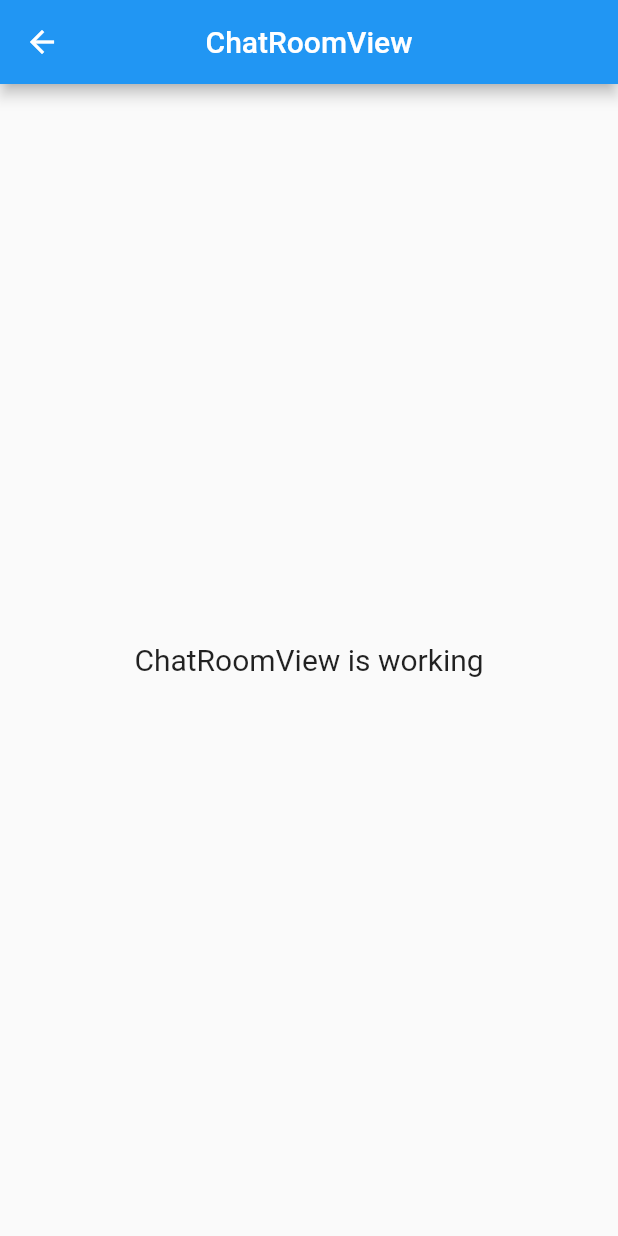
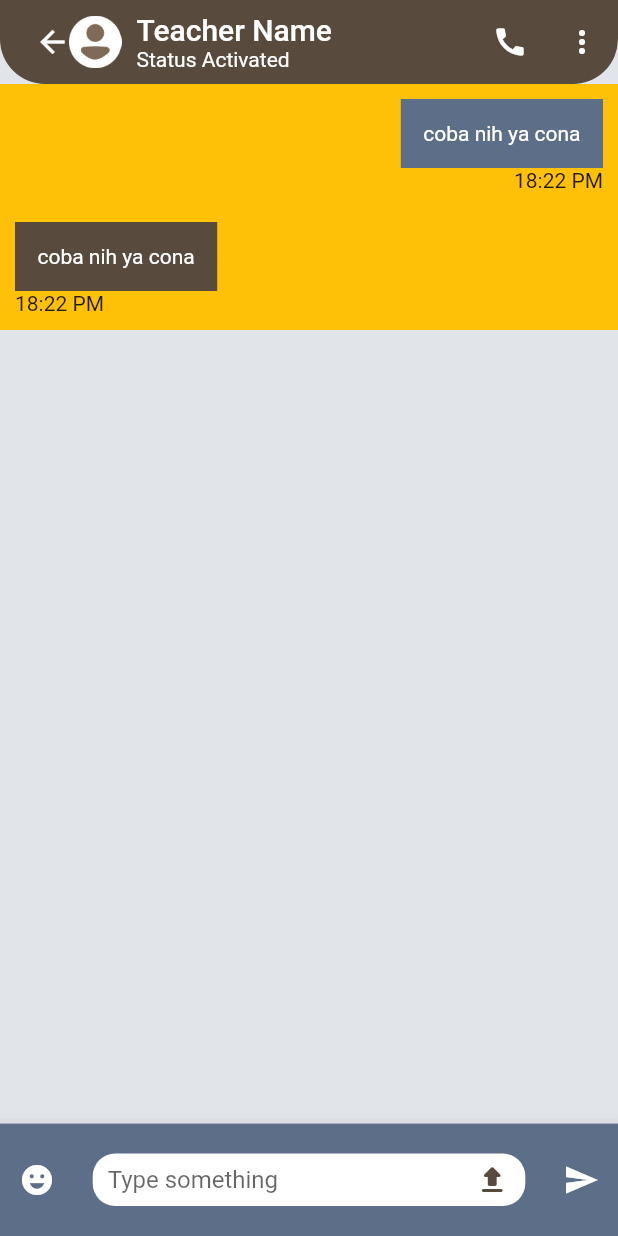
Before and after one commit to fauziahmilda/Aplikasi-GuruPrivate-Online, a Flutter app: the ChatRoomView screen opened by its route, on a phone screen of 412 x 824 dp. Run offline on Flutter 3.47's test engine with Material 2 defaults, Android fonts, the phone set to English and light mode, and no system bars; our stand-ins replace firebase_core, get, image_picker, introduction_screen; accounts and stored records are empty.

Commit message:
chat room page update2

```diff
--- a/lib/app/modules/chat_room/views/chat_room_view.dart
+++ b/lib/app/modules/chat_room/views/chat_room_view.dart
@@ -2,6 +2,7 @@ import 'package:flutter/material.dart';
 
 import 'package:get/get.dart';
 
+import '../../../routes/app_pages.dart';
 import '../controllers/chat_room_controller.dart';
 
 class ChatRoomView extends GetView<ChatRoomController> {
@@ -9,16 +10,177 @@ class ChatRoomView extends GetView<ChatRoomController> {
   @override
   Widget build(BuildContext context) {
     return Scaffold(
-      appBar: AppBar(
-        title: const Text('ChatRoomView'),
-        centerTitle: true,
+        backgroundColor: Color(0xFFE1E5EA),
+        appBar: AppBar(
+          title: Row(
+            mainAxisAlignment: MainAxisAlignment.start,
+            children: [
+              Image.asset(
+                "assets/images/msg-profile.png",
+                width: 35,
+              ),
+              Padding(
+                padding: const EdgeInsets.only(left: 10),
+                child: Column(
+                  crossAxisAlignment: CrossAxisAlignment.start,
+                  children: [
+                    Text('Teacher Name'),
+                    Text(
+                      "Status Activated",
+                      style: TextStyle(
+                          fontWeight: FontWeight.normal, fontSize: 14),
+                    )
+                  ],
+                ),
+              ),
+            ],
+          ),
+          centerTitle: true,
+          elevation: 0,
+          backgroundColor: Color(0xFF584A3C),
+          leadingWidth: 30,
+          leading: Padding(
+            padding: const EdgeInsets.only(left: 15),
+            child: IconButton(
+              onPressed: () => Get.offAllNamed(Routes.MESSAGE),
+              icon: Icon(Icons.arrow_back),
+            ),
+          ),
+          actions: [
+            IconButton(
+              icon: const Icon(Icons.call),
+              onPressed: () {},
+            ),
+            IconButton(
+              icon: const Icon(Icons.more_vert),
+              onPressed: () {},
+            ),
+          ],
+          shape: RoundedRectangleBorder(
+              borderRadius: BorderRadius.vertical(bottom: Radius.circular(30))),
+        ),
+        bottomNavigationBar: Padding(
+          padding: MediaQuery.of(context).viewInsets,
+          child: BottomAppBar(
+            child: Container(
+              height: 75,
+              width: Get.width,
+              color: Color(0xFF5D6E89),
+              child: Row(
+                mainAxisAlignment: MainAxisAlignment.spaceAround,
+                children: [
+                  Icon(
+                    Icons.emoji_emotions,
+                    color: Colors.white,
+                  ),
+                  Container(
+                    alignment: Alignment.centerLeft,
+                    width: Get.width * 0.7,
+                    height: 35,
+                    decoration: ShapeDecoration(
+                      shape: RoundedRectangleBorder(
+                          borderRadius: BorderRadius.circular(15)),
+                      color: Colors.white,
+                    ),
+                    child: Row(
+                      mainAxisAlignment: MainAxisAlignment.end,
+                      children: [
+                        Expanded(
+                          child: Padding(
+                            padding: const EdgeInsets.only(left: 10),
+                            child: TextField(
+                              decoration: InputDecoration.collapsed(
+                                hintText: 'Type something',
+                              ),
+                            ),
+                          ),
+                        ),
+                        Padding(
+                          padding: const EdgeInsets.only(right: 10),
+                          child: Icon(Icons.file_upload_rounded,
+                              color: Color(0xFF584A3C)),
+                        ),
+                      ],
+                    ),
+                  ),
+                  Icon(
+                    Icons.send,
+                    color: Colors.white,
+                  )
+                ],
+              ),
+            ),
+          ),
+        ),
+        body: Container(
+            child: ListView(
+          children: [
+            itemChat(
+              isSender: true,
+            ),
+            itemChat(
+              isSender: false,
+            ),
+          ],
+        )));
+  }
+}
+
+class itemChat extends StatelessWidget {
+  const itemChat({
+    Key? key,
+    required this.isSender,
+  }) : super(key: key);
+
+  final bool isSender;
+
+  @override
+  Widget build(BuildContext context) {
+    return Container(
+      color: Colors.amber,
+      padding: EdgeInsets.all(10),
+      child: Column(
+        crossAxisAlignment:
+            isSender ? CrossAxisAlignment.end : CrossAxisAlignment.start,
+        children: [isSender ? boxChat1() : boxChat2(), Text("18:22 PM")],
       ),
-      body: Center(
-        child: Text(
-          'ChatRoomView is working',
-          style: TextStyle(fontSize: 20),
-        ),
+      alignment: isSender ? Alignment.centerRight : Alignment.centerLeft,
+    );
+  }
+}
+
+class boxChat1 extends StatelessWidget {
+  const boxChat1({
+    Key? key,
+  }) : super(key: key);
+
+  @override
+  Widget build(BuildContext context) {
+    return Container(
+      color: Color(0xFF5D6E89),
+      padding: EdgeInsets.all(15),
+      child: Text(
+        "coba nih ya cona",
+        style: TextStyle(color: Colors.white),
       ),
     );
   }
 }
+
+class boxChat2 extends StatelessWidget {
+  const boxChat2({
+    Key? key,
+  }) : super(key: key);
+
+  @override
+  Widget build(BuildContext context) {
+    return Container(
+      color: Color(0xFF584A3C),
+      padding: EdgeInsets.all(15),
+      child: Text(
+        "coba nih ya cona",
+        style: TextStyle(color: Colors.white),
+      ),
+    );
+  }
+}
--- a/lib/main.dart
+++ b/lib/main.dart
@@ -36,7 +36,7 @@ class MyApp extends StatelessWidget {
           return GetMaterialApp(
             debugShowCheckedModeBanner: false,
             title: "Application",
-            initialRoute: Routes.SETTING,
+            initialRoute: Routes.CHAT_ROOM,
             getPages: AppPages.routes,
           );
           // return FutureBuilder(
```
